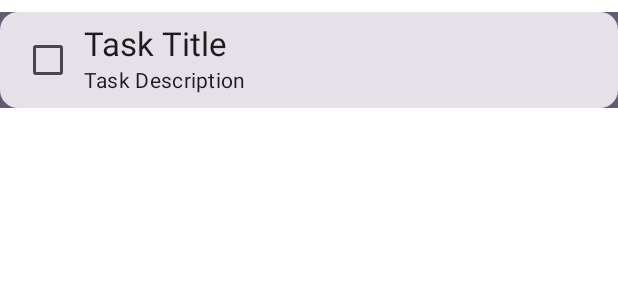
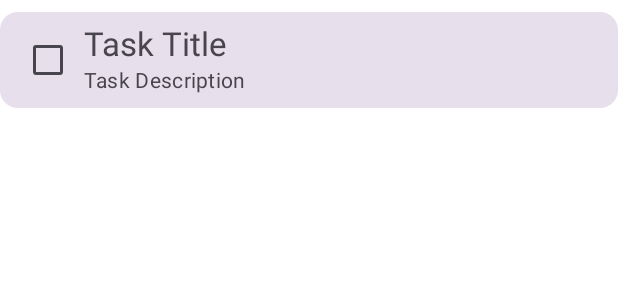
Before and after one commit to SamSifisoMndebele/TaskManagement, an Android app built with Jetpack Compose: the @Preview function TaskItemPreview, on a phone screen of 412 x 824 dp. Shown: the top 300 px of the screen. Run offline under Robolectric (Android 15) with nearby library versions, the phone set to English and light mode, and no system bars; our stand-ins replace Room's generated code.

Commit message:
Refactor: Enhance UI and apply Material 3 theming
This commit introduces several UI improvements and updates the application to utilize Material 3 theming.

Key changes include:
- Applied Material 3 theming by updating `Theme.kt` to use `MaterialTheme` and `Surface` from `androidx.compose.material3`.
- Updated `TaskItem` to use `CardDefaults.cardColors` for better Material 3 integration, setting the `containerColor` to `MaterialTheme.colorScheme.surfaceVariant`.
- In `App.kt`:
    - The "Add Task" button is now disabled if the title is blank.
    - The "Delete Completed Task" button is now only displayed if there are completed tasks.
    - Corrected a bug where marking a task as complete/incomplete would affect other tasks incorrectly.

```diff
--- a/app/src/main/java/za/co/taskmanagement/App.kt
+++ b/app/src/main/java/za/co/taskmanagement/App.kt
@@ -59,6 +59,7 @@ fun App() {
 
         OutlinedButton(
             modifier = Modifier.fillMaxWidth(),
+            enabled = title.isNotBlank(),
             onClick = {
                 val task = Task(
                     title = title,
@@ -78,12 +79,13 @@ fun App() {
                 TaskItem(task) { isCompleted ->
                     tasks = tasks.map {
                         if (it == task) it.copy(isCompleted = isCompleted)
-                        else task
+                        else it
                     }
                 }
             }
         }
 
+        if (tasks.any { it.isCompleted }) {
             OutlinedButton(
                 modifier = Modifier.fillMaxWidth(),
                 onClick = {
@@ -94,3 +96,4 @@ fun App() {
             }
         }
     }
+}
--- a/app/src/main/java/za/co/taskmanagement/TaskItem.kt
+++ b/app/src/main/java/za/co/taskmanagement/TaskItem.kt
@@ -1,12 +1,12 @@
 package za.co.taskmanagement
 
-import androidx.compose.foundation.background
 import androidx.compose.foundation.clickable
 import androidx.compose.foundation.layout.Column
 import androidx.compose.foundation.layout.Row
 import androidx.compose.foundation.layout.fillMaxWidth
 import androidx.compose.foundation.layout.padding
 import androidx.compose.material3.Card
+import androidx.compose.material3.CardDefaults
 import androidx.compose.material3.Checkbox
 import androidx.compose.material3.MaterialTheme
 import androidx.compose.material3.Text
@@ -24,10 +24,12 @@ fun TaskItem(
     Card(
         modifier = Modifier.fillMaxWidth()
             .padding(top = 8.dp)
-            .background(MaterialTheme.colorScheme.secondary)
             .clickable {
                 onTaskClicked(!task.isCompleted)
-            }
+            },
+        colors = CardDefaults.cardColors(
+            containerColor = MaterialTheme.colorScheme.surfaceVariant
+        )
     ) {
         Row(
             modifier = Modifier.padding(8.dp)
```
Also changed, not shown: app/src/main/java/za/co/taskmanagement/ui/theme/Theme.kt (+9 -3 lines). Lines whose indentation alone changed are shown as unchanged.
